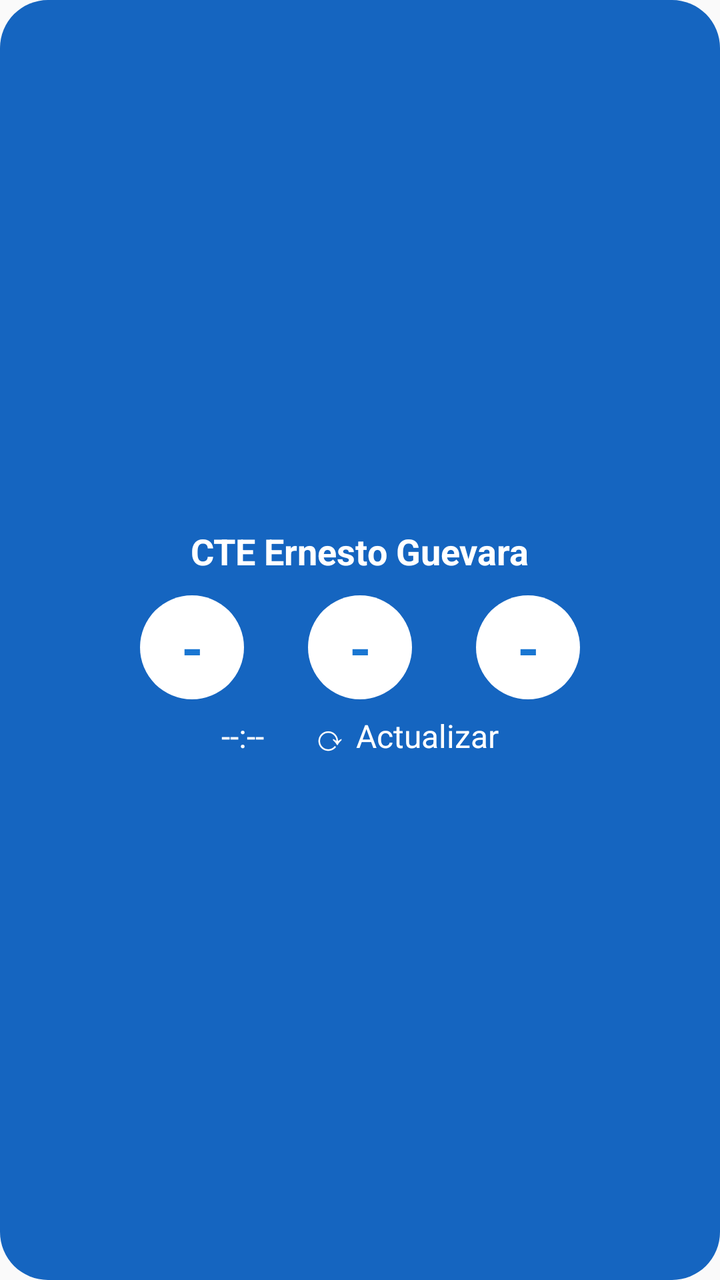
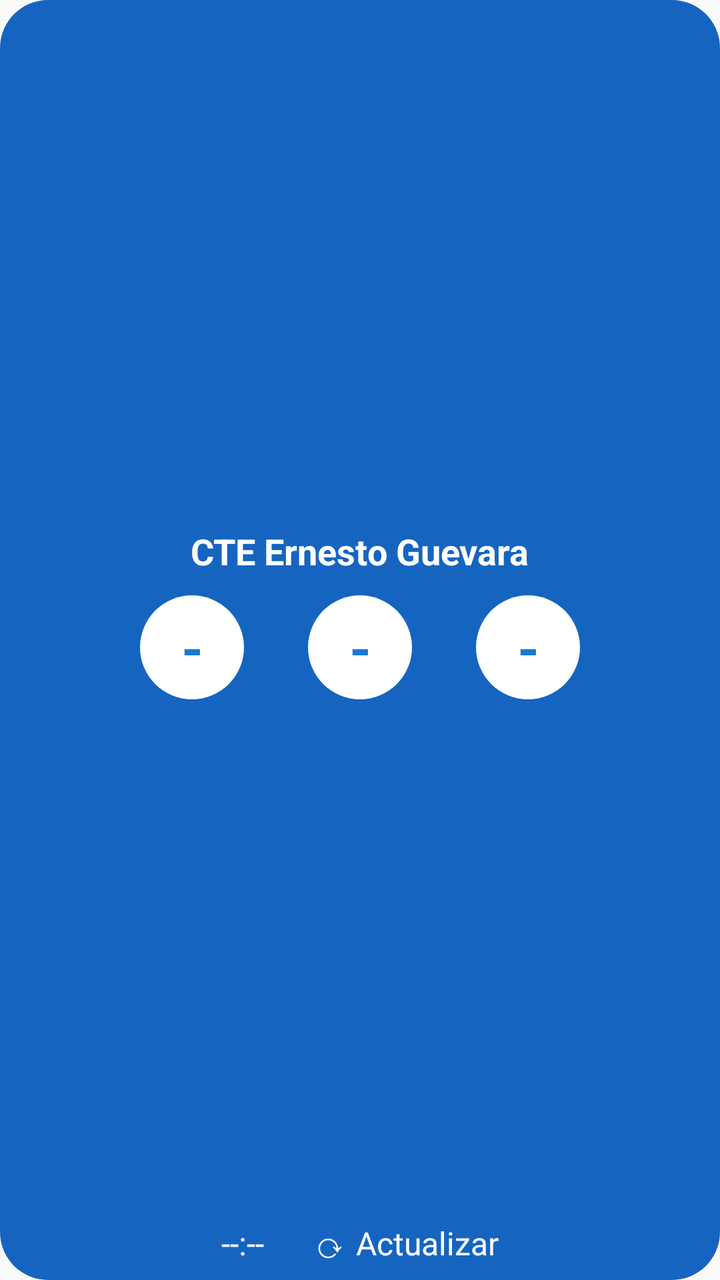

The first picture is an Android layout as it rendered before a commit; the second is the same layout after the commit. The layout source and the unified diff follow.
<!-- AndroidManifest.xml: application theme Theme.Carga_Activa_Termo -->
<!-- res/layout/widget_layout.xml -->
<?xml version="1.0" encoding="utf-8"?>
<LinearLayout xmlns:android="http://schemas.android.com/apk/res/android"
    android:id="@+id/widget_root"
    android:layout_width="match_parent"
    android:layout_height="142dp"
    android:background="@drawable/widget_background"
    android:orientation="vertical"
    android:padding="6dp"
    android:gravity="center">

    <TextView
        android:id="@+id/tv_titulo"
        android:layout_width="wrap_content"
        android:layout_height="wrap_content"
        android:text="CTE Ernesto Guevara"
        android:textColor="#FFFFFF"
        android:textSize="18sp"
        android:textStyle="bold"
        android:gravity="center"
        android:padding="4dp"/>

    <LinearLayout
        android:layout_width="match_parent"
        android:layout_height="wrap_content"
        android:orientation="horizontal"
        android:gravity="center"
        android:layout_marginTop="6dp">

        <TextView
            android:id="@+id/tv_carga1"
            android:layout_width="52dp"
            android:layout_height="52dp"
            android:text="-"
            android:textColor="#1976D2"
            android:textSize="28sp"
            android:textStyle="bold"
            android:gravity="center"
            android:background="@drawable/circulo_blanco"
            android:layout_marginHorizontal="16dp"/>

        <TextView
            android:id="@+id/tv_carga2"
            android:layout_width="52dp"
            android:layout_height="52dp"
            android:text="-"
            android:textColor="#1976D2"
            android:textSize="28sp"
            android:textStyle="bold"
            android:gravity="center"
            android:background="@drawable/circulo_blanco"
            android:layout_marginHorizontal="16dp"/>

        <TextView
            android:id="@+id/tv_carga3"
            android:layout_width="52dp"
            android:layout_height="52dp"
            android:text="-"
            android:textColor="#1976D2"
            android:textSize="28sp"
            android:textStyle="bold"
            android:gravity="center"
            android:background="@drawable/circulo_blanco"
            android:layout_marginHorizontal="16dp"/>

    </LinearLayout>

    <LinearLayout
        android:layout_width="match_parent"
        android:layout_height="wrap_content"
        android:orientation="horizontal"
        android:layout_marginTop="6dp"
        android:gravity="center"
        android:paddingHorizontal="12dp">

        <TextView
            android:id="@+id/tv_hora"
            android:layout_width="wrap_content"
            android:layout_height="wrap_content"
            android:text="--:--"
            android:textColor="#FFFFFF"
            android:textSize="16sp"/>

        <LinearLayout
            android:id="@+id/btn_actualizar"
            android:layout_width="wrap_content"
            android:layout_height="wrap_content"
            android:orientation="horizontal"
            android:gravity="center"
            android:clickable="true"
            android:focusable="true"
            android:layout_marginStart="24dp"
            android:background="@android:color/transparent">

            <ProgressBar
                android:id="@+id/spinner"
                style="?android:attr/progressBarStyleSmall"
                android:layout_width="16dp"
                android:layout_height="16dp"
                android:visibility="gone"
                android:indeterminateTint="#FFFFFF"/>

            <TextView
                android:id="@+id/icono_actualizar"
                android:layout_width="wrap_content"
                android:layout_height="wrap_content"
                android:text="⟳"
                android:textColor="#FFFFFF"
                android:textSize="18sp"
                android:visibility="visible"/>

            <TextView
                android:id="@+id/tv_estado"
                android:layout_width="wrap_content"
                android:layout_height="wrap_content"
                android:text="Actualizar"
                android:textColor="#FFFFFF"
                android:textSize="16sp"
                android:layout_marginStart="4dp"/>

        </LinearLayout>

    </LinearLayout>

</LinearLayout>
<!-- resources referenced by this layout -->
<resources>
  <!-- drawable circulo_blanco (drawable) -->
  <?xml version="1.0" encoding="utf-8"?>
  <shape xmlns:android="http://schemas.android.com/apk/res/android"
      android:shape="oval">
      <solid android:color="#FFFFFF" />
      <size
          android:width="52dp"
          android:height="52dp" />
  </shape>
  <!-- drawable widget_background (drawable) -->
  <?xml version="1.0" encoding="utf-8"?>
  <shape xmlns:android="http://schemas.android.com/apk/res/android"
      android:shape="rectangle">
      <solid android:color="#1565C0" />
      <corners android:radius="24dp" />
  </shape>
  <style name="Theme.Carga_Activa_Termo" parent="android:Theme.Material.Light.NoActionBar">
          <item name="android:statusBarColor">#000000</item>
      </style>
</resources>

<!-- the commit's change to res/layout/widget_layout.xml (unified diff, before → after) -->
@@ -8,69 +8,88 @@
     android:padding="6dp"
     android:gravity="center">
 
-    <TextView
-        android:id="@+id/tv_titulo"
-        android:layout_width="wrap_content"
-        android:layout_height="wrap_content"
-        android:text="CTE Ernesto Guevara"
-        android:textColor="#FFFFFF"
-        android:textSize="18sp"
-        android:textStyle="bold"
+    
+    <LinearLayout
+        android:id="@+id/zona_abrir_app"
+        android:layout_width="match_parent"
+        android:layout_height="0dp"
+        android:layout_weight="1"
+        android:orientation="vertical"
         android:gravity="center"
-        android:padding="4dp"/>
-
-    <LinearLayout
-        android:layout_width="match_parent"
-        android:layout_height="wrap_content"
-        android:orientation="horizontal"
-        android:gravity="center"
-        android:layout_marginTop="6dp">
+        android:clickable="true"
+        android:focusable="true"
+        android:background="@android:color/transparent">
 
         <TextView
-            android:id="@+id/tv_carga1"
-            android:layout_width="52dp"
-            android:layout_height="52dp"
-            android:text="-"
-            android:textColor="#1976D2"
-            android:textSize="28sp"
+            android:id="@+id/tv_titulo"
+            android:layout_width="wrap_content"
+            android:layout_height="wrap_content"
+            android:text="CTE Ernesto Guevara"
+            android:textColor="#FFFFFF"
+            android:textSize="18sp"
             android:textStyle="bold"
             android:gravity="center"
-            android:background="@drawable/circulo_blanco"
-            android:layout_marginHorizontal="16dp"/>
+            android:padding="4dp"/>
 
-        <TextView
-            android:id="@+id/tv_carga2"
-            android:layout_width="52dp"
-            android:layout_height="52dp"
-            android:text="-"
-            android:textColor="#1976D2"
-            android:textSize="28sp"
-            android:textStyle="bold"
+        <LinearLayout
+            android:layout_width="match_parent"
+            android:layout_height="wrap_content"
+            android:orientation="horizontal"
             android:gravity="center"
-            android:background="@drawable/circulo_blanco"
-            android:layout_marginHorizontal="16dp"/>
+            android:layout_marginTop="6dp">
 
-        <TextView
-            android:id="@+id/tv_carga3"
-            android:layout_width="52dp"
-            android:layout_height="52dp"
-            android:text="-"
-            android:textColor="#1976D2"
-            android:textSize="28sp"
-            android:textStyle="bold"
-            android:gravity="center"
-            android:background="@drawable/circulo_blanco"
-            android:layout_marginHorizontal="16dp"/>
+            <TextView
+                android:id="@+id/tv_carga1"
+                android:layout_width="52dp"
+                android:layout_height="52dp"
+                android:text="-"
+                android:textColor="#1976D2"
+                android:textSize="28sp"
+                android:textStyle="bold"
+                android:gravity="center"
+                android:background="@drawable/circulo_blanco"
+                android:layout_marginHorizontal="16dp"/>
+
+            <TextView
+                android:id="@+id/tv_carga2"
+                android:layout_width="52dp"
+                android:layout_height="52dp"
+                android:text="-"
+                android:textColor="#1976D2"
+                android:textSize="28sp"
+                android:textStyle="bold"
+                android:gravity="center"
+                android:background="@drawable/circulo_blanco"
+                android:layout_marginHorizontal="16dp"/>
+
+            <TextView
+                android:id="@+id/tv_carga3"
+                android:layout_width="52dp"
+                android:layout_height="52dp"
+                android:text="-"
+                android:textColor="#1976D2"
+                android:textSize="28sp"
+                android:textStyle="bold"
+                android:gravity="center"
+                android:background="@drawable/circulo_blanco"
+                android:layout_marginHorizontal="16dp"/>
+
+        </LinearLayout>
 
     </LinearLayout>
 
+    
     <LinearLayout
+        android:id="@+id/btn_actualizar_zona"
         android:layout_width="match_parent"
         android:layout_height="wrap_content"
         android:orientation="horizontal"
         android:layout_marginTop="6dp"
         android:gravity="center"
-        android:paddingHorizontal="12dp">
+        android:paddingHorizontal="12dp"
+        android:clickable="true"
+        android:focusable="true"
+        android:background="@android:color/transparent">
 
         <TextView
             android:id="@+id/tv_hora"
@@ -86,8 +105,8 @@
             android:layout_height="wrap_content"
             android:orientation="horizontal"
             android:gravity="center"
-            android:clickable="true"
-            android:focusable="true"
+            android:clickable="false"
+            android:focusable="false"
             android:layout_marginStart="24dp"
             android:background="@android:color/transparent">
 
